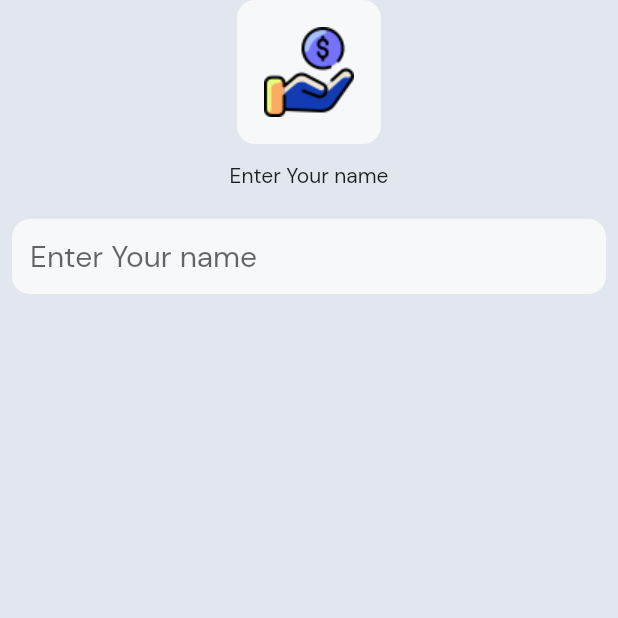
After one commit to imakb4r/expense_tracker_with_hive, a Flutter app: the AddName screen opened directly, on a phone screen of 412 x 824 dp, the top half of it. The commit adds this screen. Run offline on Flutter 3.47's test engine with Material 2 defaults, Android fonts, the light colour scheme and no system bars; our stand-ins replace hive, hive_flutter; accounts and stored records are empty.

Commit message:
Refactoring UI

```diff
--- a/lib/controllers/db_helper.dart
+++ b/lib/controllers/db_helper.dart
@@ -14,6 +14,7 @@ class DbHelper {
   Future? addData(int amount, String note, String type, DateTime date) {
     var value = {"amount": amount, 'date': date, 'type': type, 'note': note};
     box.add(value);
+    return null;
   }
 
   Future<Map> fetch() {
--- a/lib/main.dart
+++ b/lib/main.dart
@@ -2,7 +2,6 @@ import 'package:expense_tracer_using_hive/pages/homepage.dart';
 import 'package:expense_tracer_using_hive/themes.dart';
 import 'package:flutter/material.dart';
 import 'package:hive_flutter/hive_flutter.dart';
-import 'package:hive/hive.dart';
 
 void main() async {
   await Hive.initFlutter();
--- /dev/null
+++ b/lib/pages/add_name.dart
@@ -0,0 +1,64 @@
+import 'package:flutter/material.dart';
+
+class AddName extends StatefulWidget {
+  const AddName({Key? key}) : super(key: key);
+
+  @override
+  State<AddName> createState() => _AddNameState();
+}
+
+class _AddNameState extends State<AddName> {
+  @override
+  Widget build(BuildContext context) {
+    return Scaffold(
+      appBar: AppBar(
+        toolbarHeight: 0.0,
+      ),
+      backgroundColor: Color(0xffe2e7ef),
+      body: Column(
+        children: [
+          Center(
+            child: Container(
+              decoration: BoxDecoration(
+                color: Colors.white70,
+                borderRadius: BorderRadius.circular(12.0),
+              ),
+              padding: EdgeInsets.all(
+                16.0,
+              ),
+              child: Image.asset(
+                'assets/icon.png',
+                width: 64.0,
+                height: 64.0,
+              ),
+            ),
+          ),
+          SizedBox(
+            height: 12,
+          ),
+          Text("Enter Your name"),
+          SizedBox(
+            height: 12,
+          ),
+          Padding(
+            padding: const EdgeInsets.all(8.0),
+            child: Container(
+              padding: EdgeInsets.only(left: 12),
+              decoration: BoxDecoration(
+                color: Colors.white70,
+                borderRadius: BorderRadius.circular(12.0),
+              ),
+              child: TextField(
+                decoration: InputDecoration(
+                    hintText: "Enter Your name", border: InputBorder.none),
+                style: TextStyle(
+                  fontSize: 20.0,
+                ),
+              ),
+            ),
+          ),
+        ],
+      ),
+    );
+  }
+}
--- a/lib/pages/add_transection.dart
+++ b/lib/pages/add_transection.dart
@@ -1,11 +1,7 @@
-import 'dart:ffi';
 
 import 'package:expense_tracer_using_hive/controllers/db_helper.dart';
-import 'package:flutter/cupertino.dart';
 import 'package:flutter/material.dart';
 import 'package:flutter/services.dart';
-import 'package:flutter/src/foundation/key.dart';
-import 'package:flutter/src/widgets/framework.dart';
 import 'package:expense_tracer_using_hive/static.dart' as Static;
 
 class AddTranssection extends StatefulWidget {
@@ -253,7 +249,7 @@ class _AddTranssectionState extends State<AddTranssection> {
                   await dbHelper.addData(amount!, note, type, selectDate);
                   Navigator.of(context).pop();
                 } else {
-                  print("Please provide required data");
+                  //print("Please provide required data");
                 }
               },
               child: Text(
```
Also changed, not shown: lib/pages/homepage.dart (+134 -68 lines), lib/pages/splash.dart (added, +36 -0 lines).
